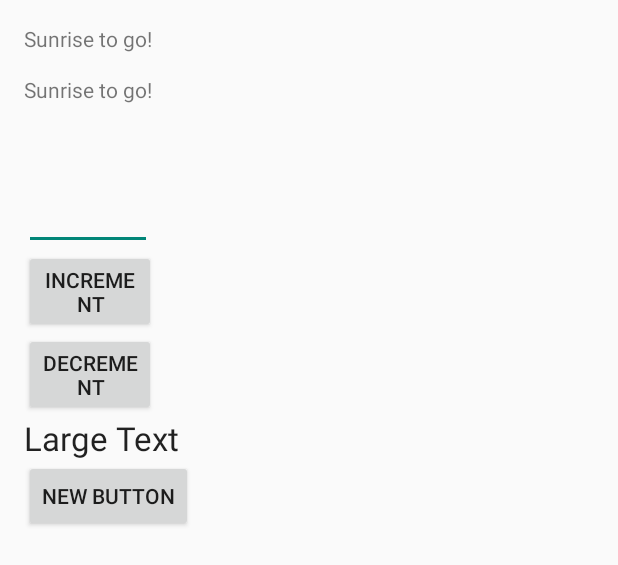
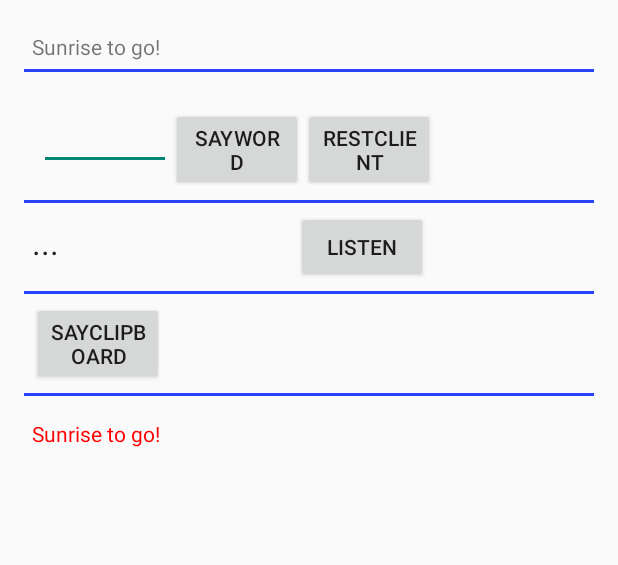
Before and after one commit to sunrise-projects/mobile-personal-assistant, an Android app: the layout activity_main.xml on its own in the app's theme, with its tools: preview values and no code run, on a phone screen of 412 x 824 dp. Shown: the top 565 px of the screen. Run offline under Robolectric (Android 15) with nearby library versions, the phone set to English and light mode, and no system bars.

Commit message:
added volume override, clipboard override. speak clipboard, table layout, error handler

```diff
--- a/app/build.gradle
+++ b/app/build.gradle
@@ -24,4 +24,5 @@ dependencies {
     compile 'com.android.support:appcompat-v7:21.0.3'
     compile 'joda-time:joda-time:2.3'
     compile 'com.squareup.retrofit:retrofit:1.9.0'
+    compile 'com.android.support:support-v4:21.0.3'
 }
--- a/app/src/main/AndroidManifest.xml
+++ b/app/src/main/AndroidManifest.xml
@@ -1,6 +1,7 @@
 <?xml version="1.0" encoding="utf-8"?>
 <manifest xmlns:android="http://schemas.android.com/apk/res/android"
     package="com.example.chit.myapplication" >
+
     <uses-permission android:name="android.permission.INTERNET" />
     <uses-permission android:name="android.permission.ACCESS_FINE_LOCATION" />
     <uses-permission android:name="android.permission.ACCESS_LOCATION_EXTRA_COMMANDS" />
@@ -10,6 +11,7 @@
     <uses-permission android:name="android.permission.CALL_PHONE" />
     <uses-permission android:name="android.permission.READ_PHONE_STATE" />
     <uses-permission android:name="com.google.android.providers.gsf.permission.READ_GSERVICES" />
+
     <application
         android:allowBackup="true"
         android:icon="@mipmap/ic_launcher"
@@ -24,6 +26,10 @@
                 <category android:name="android.intent.category.LAUNCHER" />
             </intent-filter>
         </activity>
+        <activity
+            android:name=".SettingsActivity"
+            android:label="@string/title_activity_settings" >
+        </activity>
     </application>
 
 </manifest>
--- a/app/src/main/res/layout/activity_main.xml
+++ b/app/src/main/res/layout/activity_main.xml
@@ -1,3 +1,4 @@
+<?xml version="1.0" encoding="utf-8"?>
 <RelativeLayout xmlns:android="http://schemas.android.com/apk/res/android"
     xmlns:tools="http://schemas.android.com/tools" android:layout_width="match_parent"
     android:layout_height="match_parent" android:paddingLeft="@dimen/activity_horizontal_margin"
@@ -5,73 +6,149 @@
     android:paddingTop="@dimen/activity_vertical_margin"
     android:paddingBottom="@dimen/activity_vertical_margin" tools:context=".MainActivity">
 
-    <TextView android:text="@string/hello_world" android:layout_width="wrap_content"
+<TableLayout xmlns:android="http://schemas.android.com/apk/res/android"
+    android:id="@+id/tableLayout1"
+    android:layout_width="fill_parent"
+    android:layout_height="fill_parent" >
+
+    <TableRow
+        android:id="@+id/tableRow11"
+        android:layout_width="wrap_content"
         android:layout_height="wrap_content"
-        android:id="@+id/text_view"
-        android:layout_alignParentTop="true"
-        android:layout_alignParentLeft="true"
-        android:layout_alignParentStart="true"
-        android:layout_marginTop="34dp" />
+        android:padding="5dip" >
+
+        <TextView
+            android:text="@string/hello_world"
+            android:layout_width="wrap_content"
+            android:layout_height="wrap_content"
+            android:id="@+id/textView"
+            android:layout_span="3"
+
+            />
+
+    </TableRow>
+
+
+    <!-- just draw a  line -->
+    <View
+        android:layout_height="2dip"
+        android:background="#ff2843ff" />
+
+    <!-- edittext span 2 column -->
+    <TableRow
+        android:id="@+id/tableRow2"
+        android:layout_width="wrap_content"
+        android:layout_height="wrap_content"
+        android:padding="10dip" >
 
         <EditText
             android:layout_width="wrap_content"
             android:layout_height="wrap_content"
             android:id="@+id/counterText"
             android:layout_below="@+id/text_view"
-        android:layout_alignParentLeft="true"
-        android:layout_alignParentStart="true"
-        android:layout_marginTop="52dp"
-        android:layout_alignRight="@+id/text_view"
-        android:layout_alignEnd="@+id/text_view"
+            android:layout_marginTop="10dp"
+            android:layout_column="1"
             android:width="@dimen/abc_text_size_medium_material" />
 
         <Button
             android:layout_width="wrap_content"
             android:layout_height="wrap_content"
-        android:text="Increment"
-        android:id="@+id/increment"
+            android:text="SayWord"
+            android:id="@+id/btnSayWord"
             android:layout_below="@+id/counterText"
-        android:layout_alignParentLeft="true"
-        android:layout_alignParentStart="true"
+            android:layout_marginTop="10dp"
+            android:layout_column="2"
             android:width="@dimen/abc_text_size_medium_material" />
 
         <Button
             android:layout_width="wrap_content"
             android:layout_height="wrap_content"
-        android:text="Decrement"
-        android:id="@+id/decrement"
+            android:text="RestClient"
+            android:id="@+id/btnRestClient"
             android:layout_below="@+id/increment"
-        android:layout_alignParentLeft="true"
-        android:layout_alignParentStart="true"
+            android:layout_marginTop="10dp"
+            android:layout_column="3"
             android:width="@dimen/abc_text_size_medium_material" />
 
-    <TextView
-        android:text="@string/hello_world"
+    </TableRow>
+
+    <!-- just draw a  line -->
+    <View
+        android:layout_height="2dip"
+        android:background="#ff2843ff" />
+
+    <!-- 3 columns -->
+    <TableRow
+        android:id="@+id/tableRow3"
         android:layout_width="wrap_content"
         android:layout_height="wrap_content"
-        android:id="@+id/textView"
-        android:layout_alignParentTop="true"
-        android:layout_alignParentLeft="true"
-        android:layout_alignParentStart="true" />
+        android:padding="5dip" >
 
         <TextView
             android:layout_width="wrap_content"
             android:layout_height="wrap_content"
             android:textAppearance="?android:attr/textAppearanceLarge"
-        android:text="Large Text"
+            android:text="..."
             android:id="@+id/txtSpeechInput"
-        android:layout_below="@+id/decrement"
-        android:layout_alignParentLeft="true"
-        android:layout_alignParentStart="true" />
+            android:layout_column="1"
+            android:layout_span="2"
+            />
+        <Button
+            android:layout_width="wrap_content"
+            android:layout_height="wrap_content"
+            android:text="Listen"
+            android:id="@+id/btnSpeak"
+            android:layout_below="@+id/txtSpeechInput"
+            android:layout_column="2"
+        />
+    </TableRow>
+
+    <!-- just draw a  line -->
+    <View
+        android:layout_height="2dip"
+        android:background="#ff2843ff" />
+
+    <TableRow
+        android:id="@+id/tableRow4"
+        android:layout_width="wrap_content"
+        android:layout_height="wrap_content"
+        android:padding="5dip" >
 
         <Button
             android:layout_width="wrap_content"
             android:layout_height="wrap_content"
-        android:text="New Button"
-        android:id="@+id/btnSpeak"
-        android:layout_below="@+id/txtSpeechInput"
-        android:layout_alignParentLeft="true"
-        android:layout_alignParentStart="true" />
+            android:text="SayClipboard"
+            android:id="@+id/btnSayClipboard"
+            android:layout_below="@+id/increment"
+            android:layout_column="1"
+            android:width="@dimen/abc_text_size_medium_material" />
+
+    </TableRow>
+    <!-- just draw a  line -->
+    <View
+        android:layout_height="2dip"
+        android:background="#ff2843ff" />
+
+    <!-- 1 column1 -->
+    <TableRow
+        android:id="@+id/tableRow1"
+        android:layout_width="wrap_content"
+        android:layout_height="wrap_content"
+        android:padding="5dip" >
+
+        <TextView android:text="@string/hello_world"
+            android:id="@+id/text_view"
+            android:layout_span="3"
+            android:layout_width="7500px"
+            android:layout_height="300px"
+            android:textColor="#f00"
+            android:scrollbars="vertical"
+            android:maxLines="10"
+            android:layout_marginTop="10dp" />
 
 
+    </TableRow>
+
+</TableLayout>
+
 </RelativeLayout>
```
Also changed, not shown: app/src/main/java/com/example/chit/myapplication/ExceptionHandler.java (added, +64 -0 lines), app/src/main/java/com/example/chit/myapplication/MainActivity.java (+80 -9 lines), app/src/main/java/com/example/chit/myapplication/SettingsActivity.java (added, +51 -0 lines), app/src/main/res/layout/activity_main_old.xml (added, +86 -0 lines), app/src/main/res/layout/error.xml (added, +12 -0 lines), app/src/main/res/values/strings_activity_settings.xml (added, +61 -0 lines), app/src/main/res/xml/pref_data_sync.xml (added, +21 -0 lines), app/src/main/res/xml/pref_general.xml (added, +33 -0 lines), app/src/main/res/xml/pref_headers.xml (added, +17 -0 lines), app/src/main/res/xml/pref_notification.xml (added, +27 -0 lines), 3 other files. Lines whose indentation alone changed are shown as unchanged.
